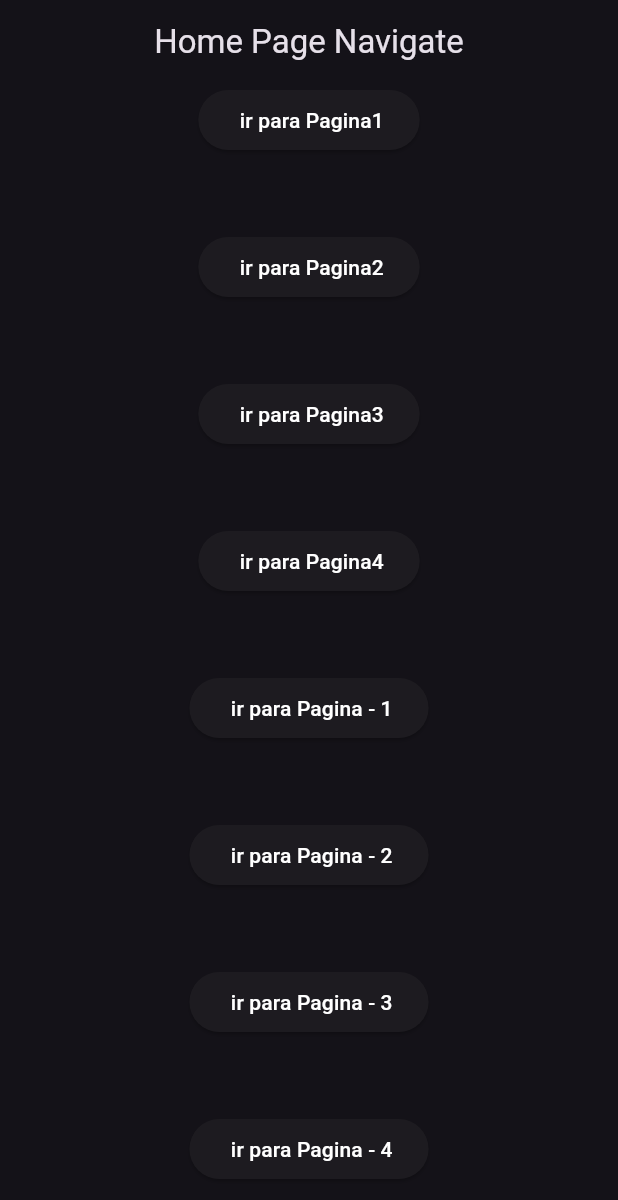
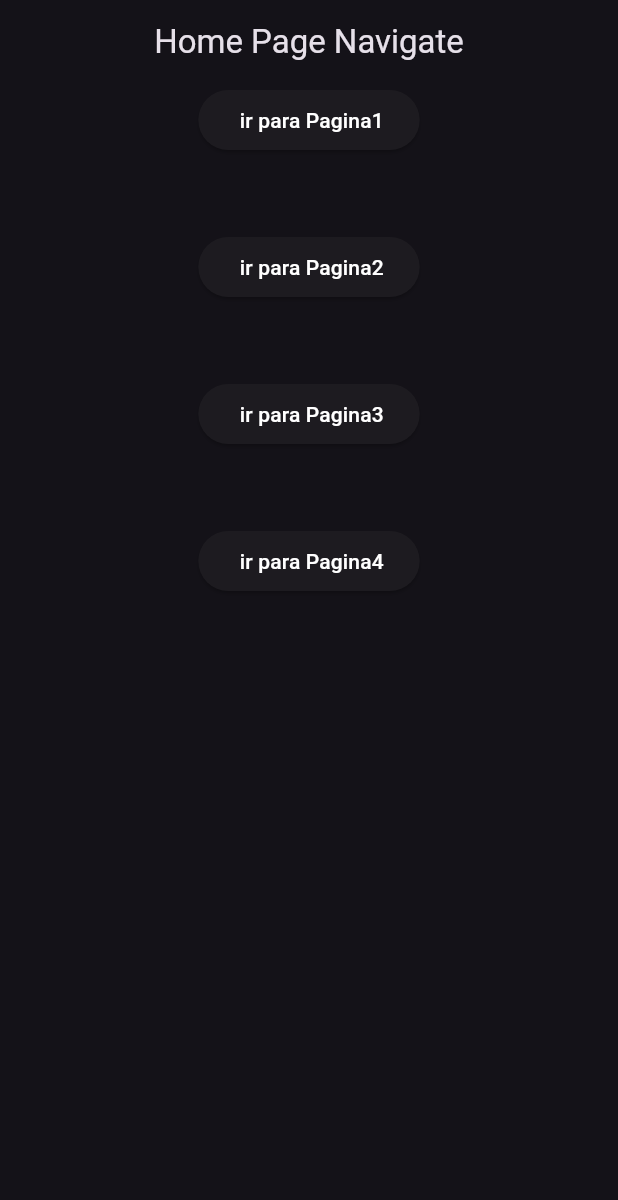
Before and after one commit to Brenokardoso/Flutter-Dart, a Flutter app: the screen it shows after launch, on a phone screen of 412 x 824 dp. Shown: the top 1200 px of the screen. Run offline on Flutter 3.47's test engine with Material 3 defaults, Android fonts, the phone set to English and light mode, and no system bars.

Commit message:
Navigate with args send by routes

```diff
--- a/lib/main.dart
+++ b/lib/main.dart
@@ -1,12 +1,14 @@
 // import 'package:dart_flutter/presenter/pages/home_page.dart';
 import 'package:dart_flutter/navegacao/home_page_navigate.dart'
     as new_home_page;
-import 'package:dart_flutter/navegacao/pages/page1.dart';
-import 'package:dart_flutter/navegacao/pages/page2.dart';
-import 'package:dart_flutter/navegacao/pages/page3.dart';
-import 'package:dart_flutter/navegacao/pages/page4.dart';
-import 'package:dart_flutter/presenter/pages/home_page.dart' as old_home_page;
-import 'package:dart_flutter/presenter/pages/image_home_page.dart';
+import 'package:dart_flutter/navegacao/pages/page1.dart' as navigate;
+import 'package:dart_flutter/navegacao/pages/page2.dart' as navigate;
+import 'package:dart_flutter/navegacao/pages/page3.dart' as navigate;
+import 'package:dart_flutter/navegacao/pages/page4.dart' as navigate;
+import 'package:dart_flutter/navegacao/navegacao_params/detalhes_push_named.dart';
+import 'package:dart_flutter/navegacao/presenter/pages/home_page.dart'
+    as old_home_page;
+import 'package:dart_flutter/navegacao/presenter/pages/image_home_page.dart';
 import 'package:flutter/material.dart';
 
 void main() {
@@ -24,12 +26,14 @@ class MyApp extends StatelessWidget {
       theme: ThemeData.dark(),
       // home: const old_home_page.HomePage(),
       // home: const ImageHomePage(),
+      initialRoute: "/",
       routes: {
         "/": (context) => const new_home_page.HomePage(),
-        "/Page1": (context) => const Page1(),
-        "/Page2": (context) => const Page2(),
-        "/Page3": (context) => const Page3(),
-        "/Page4": (context) => const Page4(),
+        "/Page1": (context) => const navigate.Page1(),
+        "/Page2": (context) => const navigate.Page2(),
+        "/Page3": (context) => const navigate.Page3(),
+        "/Page4": (context) => const navigate.Page4(),
+        "detalhes_page": (context) => DetailPushNamed(),
       },
     );
   }
--- a/lib/navegacao/home_page_navigate.dart
+++ b/lib/navegacao/home_page_navigate.dart
@@ -9,7 +9,7 @@ class HomePage extends StatelessWidget {
 
   @override
   Widget build(BuildContext context) {
-    var space = SizedBox(height: 50);
+    var space = const SizedBox(height: 50);
     return Scaffold(
       appBar: AppBar(
         centerTitle: true,
@@ -23,7 +23,7 @@ class HomePage extends StatelessWidget {
             children: [
               customButtonWidget(
                 () => MaterialPageRoute(
-                    settings: const RouteSettings(name: "Page1"),
+                    settings: const RouteSettings(name: "Page1",),
                     builder: (_) => const Page1()),
                 name: 'Pagina1',
               ),
@@ -48,14 +48,14 @@ class HomePage extends StatelessWidget {
                     builder: (_) => const Page4()),
                 name: 'Pagina4',
               ),
-              space,
-              customButtonWidgetNamed("/Page1", name: 'Pagina - 1'),
-              space,
-              customButtonWidgetNamed("/Page2", name: 'Pagina - 2'),
-              space,
-              customButtonWidgetNamed("/Page3", name: 'Pagina - 3'),
-              space,
-              customButtonWidgetNamed("/Page4", name: 'Pagina - 4')
+              // space,
+              // customButtonWidgetNamed("/Page1", name: 'Pagina - 1'),
+              // space,
+              // customButtonWidgetNamed("/Page2", name: 'Pagina - 2'),
+              // space,
+              // customButtonWidgetNamed("/Page3", name: 'Pagina - 3'),
+              // space,
+              // customButtonWidgetNamed("/Page4", name: 'Pagina - 4')
             ],
           ),
         ),
```
Also changed, not shown: lib/navegacao/navegacao_params/detalhe_push.dart (added, +49 -0 lines), lib/navegacao/navegacao_params/detalhes_push_named.dart (added, +45 -0 lines), lib/navegacao/pages/page1.dart (+14 -2 lines), lib/navegacao/pages/page2.dart (+10 -5 lines), lib/navegacao/presenter/pages/home_page.dart (renamed from lib/presenter/pages/home_page.dart), lib/navegacao/presenter/pages/image_home_page.dart (renamed from lib/presenter/pages/image_home_page.dart).
